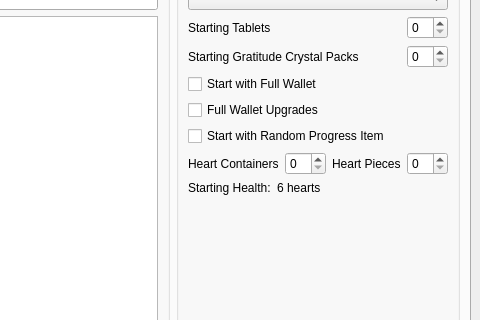
ssrando/ssrando, file gui/randogui.ui: the form before one commit; both pictures show x 616 to 1096 and y 105 to 425 of the 1096 by 738 pixel window.
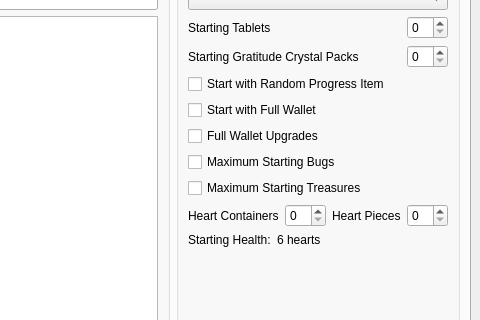
The form after the commit.

Commit message: Add options to start with max bugs and treasures

```diff
--- a/gui/randogui.ui
+++ b/gui/randogui.ui
@@ -1969,6 +1969,19 @@
              </item>
             </layout>
            </item>
+           <item>
+            <widget class="QCheckBox" name="option_random_starting_item">
+             <property name="sizePolicy">
+              <sizepolicy hsizetype="Minimum" vsizetype="Fixed">
+               <horstretch>0</horstretch>
+               <verstretch>0</verstretch>
+              </sizepolicy>
+             </property>
+             <property name="text">
+              <string>Start with Random Progress Item</string>
+             </property>
+            </widget>
+           </item>
            <item>
             <widget class="QCheckBox" name="option_full_starting_wallet">
              <property name="text">
@@ -1984,15 +1997,16 @@
             </widget>
            </item>
            <item>
-            <widget class="QCheckBox" name="option_random_starting_item">
-             <property name="sizePolicy">
-              <sizepolicy hsizetype="Minimum" vsizetype="Fixed">
-               <horstretch>0</horstretch>
-               <verstretch>0</verstretch>
-              </sizepolicy>
+            <widget class="QCheckBox" name="option_max_starting_bugs">
+             <property name="text">
+              <string>Maximum Starting Bugs</string>
              </property>
+            </widget>
+           </item>
+           <item>
+            <widget class="QCheckBox" name="option_max_starting_treasures">
              <property name="text">
-              <string>Start with Random Progress Item</string>
+              <string>Maximum Starting Treasures</string>
              </property>
             </widget>
            </item>
@@ -2090,7 +2104,7 @@
              <property name="sizeHint" stdset="0">
               <size>
                <width>20</width>
-               <height>244</height>
+               <height>192</height>
               </size>
              </property>
             </spacer>
```
The commit also changes 10 other files.
